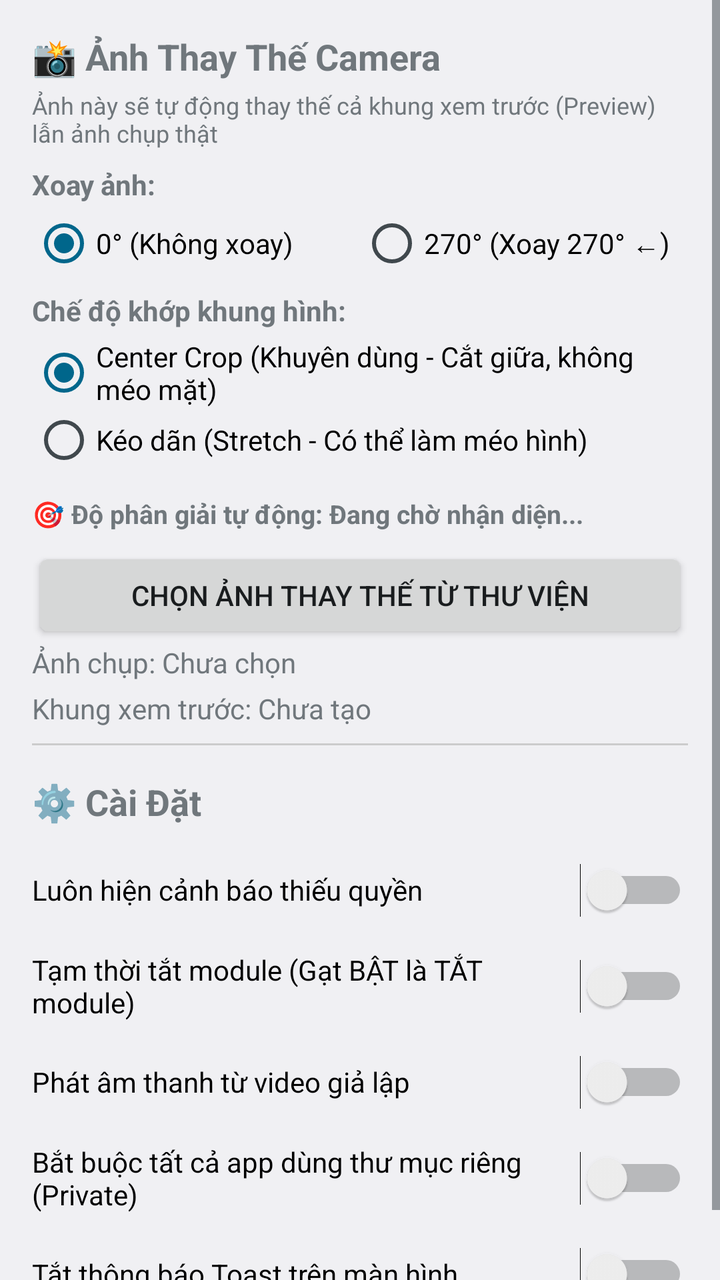
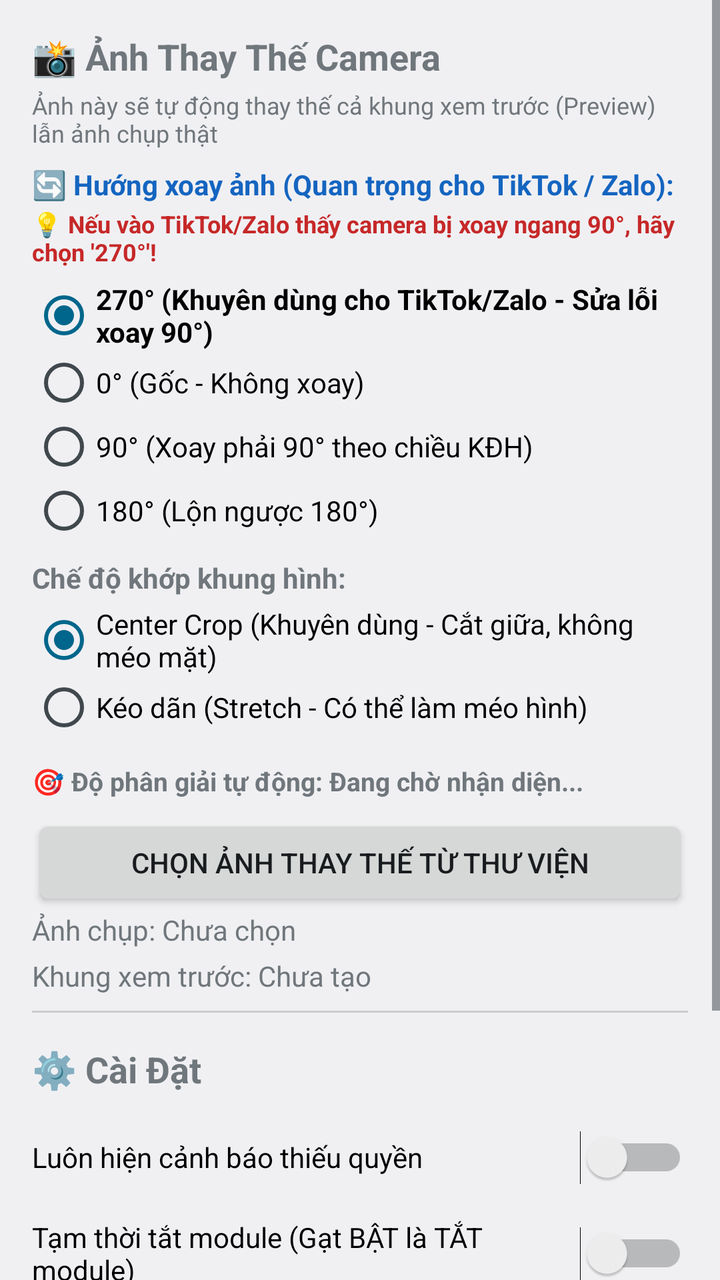

Screens rendered from an Android XML layout before and after an edit, with the pre-edit source and the edit as a unified diff.
<!-- AndroidManifest.xml: activity theme Theme.ShuzukoCamera -->
<!-- res/layout/activity_main.xml -->
<?xml version="1.0" encoding="utf-8"?>
<ScrollView xmlns:android="http://schemas.android.com/apk/res/android"
    android:layout_width="wrap_content"
    android:layout_height="match_parent">

    <LinearLayout
        android:layout_width="match_parent"
        android:layout_height="wrap_content"
        android:orientation="vertical"
        android:padding="16dp">

        <TextView
            android:layout_width="match_parent"
            android:layout_height="wrap_content"
            android:text="@string/replacement_image_title"
            android:textSize="18sp"
            android:textStyle="bold"
            android:layout_marginBottom="4dp" />

        <TextView
            android:layout_width="match_parent"
            android:layout_height="wrap_content"
            android:text="@string/info_text"
            android:textSize="12sp"
            android:layout_marginBottom="8dp" />

        <TextView
            android:layout_width="match_parent"
            android:layout_height="wrap_content"
            android:text="@string/rotation_label"
            android:textSize="14sp"
            android:textStyle="bold"
            android:layout_marginBottom="4dp" />

        <RadioGroup
            android:id="@+id/radioGroupRotation"
            android:layout_width="match_parent"
            android:layout_height="wrap_content"
            android:orientation="horizontal"
            android:layout_marginBottom="8dp">

            <RadioButton
                android:id="@+id/radioRotate0"
                android:layout_width="0dp"
                android:layout_height="wrap_content"
                android:layout_weight="1"
                android:text="@string/rotate_0"
                android:checked="true" />

            <RadioButton
                android:id="@+id/radioRotate270"
                android:layout_width="0dp"
                android:layout_height="wrap_content"
                android:layout_weight="1"
                android:text="@string/rotate_270" />

        </RadioGroup>

        <TextView
            android:layout_width="match_parent"
            android:layout_height="wrap_content"
            android:text="@string/scale_mode_label"
            android:textSize="14sp"
            android:textStyle="bold"
            android:layout_marginBottom="4dp" />

        <RadioGroup
            android:id="@+id/radioGroupScaleMode"
            android:layout_width="match_parent"
            android:layout_height="wrap_content"
            android:orientation="vertical"
            android:layout_marginBottom="8dp">

            <RadioButton
                android:id="@+id/radioScaleCenterCrop"
                android:layout_width="wrap_content"
                android:layout_height="wrap_content"
                android:text="@string/scale_center_crop"
                android:checked="true" />

            <RadioButton
                android:id="@+id/radioScaleStretch"
                android:layout_width="wrap_content"
                android:layout_height="wrap_content"
                android:text="@string/scale_stretch" />

        </RadioGroup>

        <TextView
            android:id="@+id/txtDetectedResolution"
            android:layout_width="match_parent"
            android:layout_height="wrap_content"
            android:text="🎯 Độ phân giải tự động: Đang chờ nhận diện..."
            android:textSize="13sp"
            android:textStyle="bold"
            android:layout_marginTop="4dp"
            android:layout_marginBottom="8dp" />

        <Button
            android:id="@+id/btnSelectImage"
            android:layout_width="match_parent"
            android:layout_height="wrap_content"
            android:text="@string/select_image" />

        <TextView
            android:id="@+id/txtImageStatus"
            android:layout_width="match_parent"
            android:layout_height="wrap_content"
            android:text="@string/image_status"
            android:textSize="14sp"
            android:layout_marginBottom="4dp" />

        <TextView
            android:id="@+id/txtVideoStatus"
            android:layout_width="match_parent"
            android:layout_height="wrap_content"
            android:text="@string/video_status"
            android:textSize="14sp"
            android:layout_marginBottom="8dp" />

        <View
            android:layout_width="match_parent"
            android:layout_height="1dp"
            android:background="#CCCCCC"
            android:layout_marginBottom="16dp" />

        <TextView
            android:layout_width="match_parent"
            android:layout_height="wrap_content"
            android:text="@string/settings_title"
            android:textSize="18sp"
            android:textStyle="bold"
            android:layout_marginBottom="8dp" />

        <TableLayout
            android:layout_width="match_parent"
            android:layout_height="match_parent"
            android:visibility="visible">

            <TableRow
                android:layout_width="match_parent"
                android:layout_height="match_parent"
                android:minHeight="48dp">

                <Switch
                    android:id="@+id/switch1"
                    android:layout_width="wrap_content"
                    android:layout_height="match_parent"
                    android:text="@string/switch1" />
            </TableRow>

            <TableRow
                android:layout_width="match_parent"
                android:layout_height="match_parent"
                android:minHeight="48dp">

                <Switch
                    android:id="@+id/switch2"
                    android:layout_width="wrap_content"
                    android:layout_height="match_parent"
                    android:minHeight="48dp"
                    android:text="@string/switch2" />

            </TableRow>

            <TableRow
                android:layout_width="match_parent"
                android:layout_height="match_parent"
                android:minHeight="48dp">

                <Switch
                    android:id="@+id/switch3"
                    android:layout_width="wrap_content"
                    android:layout_height="match_parent"
                    android:minHeight="48dp"
                    android:text="@string/switch3" />
            </TableRow>

            <TableRow
                android:layout_width="match_parent"
                android:layout_height="match_parent"
                android:minHeight="48dp">

                <Switch
                    android:id="@+id/switch4"
                    android:layout_width="wrap_content"
                    android:layout_height="match_parent"
                    android:minHeight="48dp"
                    android:text="@string/switch4" />
            </TableRow>

            <TableRow
                android:layout_width="match_parent"
                android:layout_height="match_parent"
                android:minHeight="48dp">

                <Switch
                    android:id="@+id/switch5"
                    android:layout_width="wrap_content"
                    android:layout_height="match_parent"
                    android:minHeight="48dp"
                    android:text="@string/switch5" />
            </TableRow>

        </TableLayout>
    </LinearLayout>
</ScrollView>
<!-- resources referenced by this layout -->
<resources>
  <string name="image_status">Ảnh chụp: Chưa chọn</string>
  <string name="info_text">Ảnh này sẽ tự động thay thế cả khung xem trước (Preview) lẫn ảnh chụp thật</string>
  <string name="replacement_image_title">📸 Ảnh Thay Thế Camera</string>
  <string name="rotate_0">0° (Không xoay)</string>
  <string name="rotate_270">270° (Xoay 270° ←)</string>
  <string name="rotation_label">Xoay ảnh:</string>
  <string name="scale_center_crop">Center Crop (Khuyên dùng - Cắt giữa, không méo mặt)</string>
  <string name="scale_mode_label">Chế độ khớp khung hình:</string>
  <string name="scale_stretch">Kéo dãn (Stretch - Có thể làm méo hình)</string>
  <string name="select_image">Chọn Ảnh Thay Thế Từ Thư Viện</string>
  <string name="settings_title">⚙️ Cài Đặt</string>
  <string name="switch1">Luôn hiện cảnh báo thiếu quyền</string>
  <string name="switch2">Tạm thời tắt module (Gạt BẬT là TẮT module)</string>
  <string name="switch3">Phát âm thanh từ video giả lập</string>
  <string name="switch4">Bắt buộc tất cả app dùng thư mục riêng (Private)</string>
  <string name="switch5">Tắt thông báo Toast trên màn hình</string>
  <string name="video_status">Khung xem trước: Chưa tạo</string>
  <style name="Theme.ShuzukoCamera" parent="android:Theme.DeviceDefault.Light">
          <item name="android:windowNoTitle">true</item>
      </style>
</resources>

<!-- the commit's change to res/layout/activity_main.xml (unified diff, before → after) -->
@@ -27,32 +27,53 @@
         <TextView
             android:layout_width="match_parent"
             android:layout_height="wrap_content"
-            android:text="@string/rotation_label"
-            android:textSize="14sp"
-            android:textStyle="bold"
-            android:layout_marginBottom="4dp" />
+            android:text="🔄 Hướng xoay ảnh (Quan trọng cho TikTok / Zalo):"
+            android:textSize="14sp"
+            android:textStyle="bold"
+            android:textColor="#1565C0"
+            android:layout_marginBottom="2dp" />
+
+        <TextView
+            android:layout_width="match_parent"
+            android:layout_height="wrap_content"
+            android:text="💡 Nếu vào TikTok/Zalo thấy camera bị xoay ngang 90°, hãy chọn '270°'!"
+            android:textSize="12sp"
+            android:textColor="#C62828"
+            android:textStyle="bold"
+            android:layout_marginBottom="6dp" />
 
         <RadioGroup
             android:id="@+id/radioGroupRotation"
             android:layout_width="match_parent"
             android:layout_height="wrap_content"
-            android:orientation="horizontal"
+            android:orientation="vertical"
             android:layout_marginBottom="8dp">
 
             <RadioButton
+                android:id="@+id/radioRotate270"
+                android:layout_width="match_parent"
+                android:layout_height="wrap_content"
+                android:text="270° (Khuyên dùng cho TikTok/Zalo - Sửa lỗi xoay 90°)"
+                android:checked="true"
+                android:textStyle="bold" />
+
+            <RadioButton
                 android:id="@+id/radioRotate0"
-                android:layout_width="0dp"
-                android:layout_height="wrap_content"
-                android:layout_weight="1"
-                android:text="@string/rotate_0"
-                android:checked="true" />
-
-            <RadioButton
-                android:id="@+id/radioRotate270"
-                android:layout_width="0dp"
-                android:layout_height="wrap_content"
-                android:layout_weight="1"
-                android:text="@string/rotate_270" />
+                android:layout_width="match_parent"
+                android:layout_height="wrap_content"
+                android:text="0° (Gốc - Không xoay)" />
+
+            <RadioButton
+                android:id="@+id/radioRotate90"
+                android:layout_width="match_parent"
+                android:layout_height="wrap_content"
+                android:text="90° (Xoay phải 90° theo chiều KĐH)" />
+
+            <RadioButton
+                android:id="@+id/radioRotate180"
+                android:layout_width="match_parent"
+                android:layout_height="wrap_content"
+                android:text="180° (Lộn ngược 180°)" />
 
         </RadioGroup>
 
@@ -117,6 +138,26 @@
             android:text="@string/video_status"
             android:textSize="14sp"
             android:layout_marginBottom="8dp" />
+
+        <TextView
+            android:id="@+id/txtPreviewTitle"
+            android:layout_width="match_parent"
+            android:layout_height="wrap_content"
+            android:text="👁️ Xem trước ảnh thay thế hiện tại:"
+            android:textSize="13sp"
+            android:textStyle="bold"
+            android:layout_marginTop="4dp"
+            android:layout_marginBottom="4dp"
+            android:visibility="gone" />
+
+        <ImageView
+            android:id="@+id/imgPreview"
+            android:layout_width="match_parent"
+            android:layout_height="220dp"
+            android:layout_marginBottom="12dp"
+            android:background="#15000000"
+            android:scaleType="fitCenter"
+            android:visibility="gone" />
 
         <View
             android:layout_width="match_parent"
<!-- resource entries referenced after the edit -->
@@ -3,9 +3,6 @@
   <string name="image_status">Ảnh chụp: Chưa chọn</string>
   <string name="info_text">Ảnh này sẽ tự động thay thế cả khung xem trước (Preview) lẫn ảnh chụp thật</string>
   <string name="replacement_image_title">📸 Ảnh Thay Thế Camera</string>
-  <string name="rotate_0">0° (Không xoay)</string>
-  <string name="rotate_270">270° (Xoay 270° ←)</string>
-  <string name="rotation_label">Xoay ảnh:</string>
   <string name="scale_center_crop">Center Crop (Khuyên dùng - Cắt giữa, không méo mặt)</string>
   <string name="scale_mode_label">Chế độ khớp khung hình:</string>
   <string name="scale_stretch">Kéo dãn (Stretch - Có thể làm méo hình)</string>
